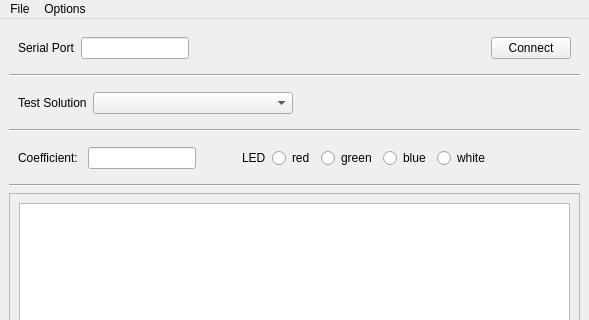
Before: the Qt Designer form python/Colorimeter/colorimeter_measurement_gui/colorimeter_measurement.ui in iorodeo/colorimeter, drawn with Qt 5; both pictures show x 0 to 589 and y 0 to 320 of the 589 by 537 pixel window.
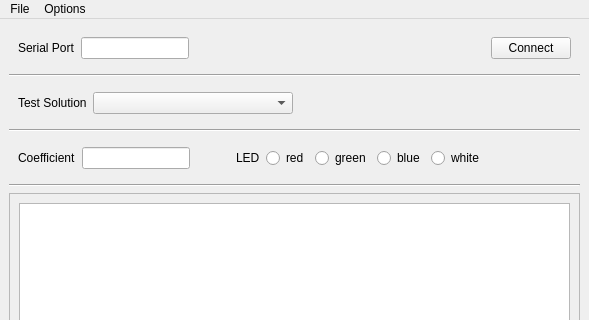
After: the same form once the commit is applied.

Patch:
```diff
--- a/python/Colorimeter/colorimeter_measurement_gui/colorimeter_measurement.ui
+++ b/python/Colorimeter/colorimeter_measurement_gui/colorimeter_measurement.ui
@@ -132,7 +132,7 @@
        <item>
         <widget class="QLabel" name="label_2">
          <property name="text">
-          <string>Coefficient: </string>
+          <string>Coefficient</string>
          </property>
         </widget>
        </item>
```
